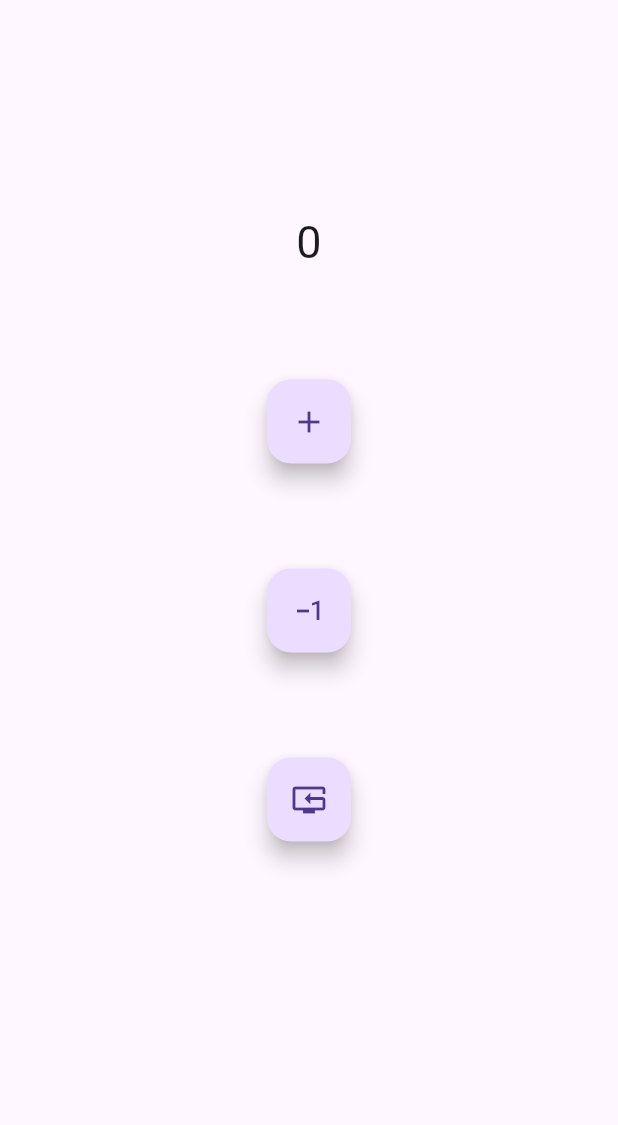
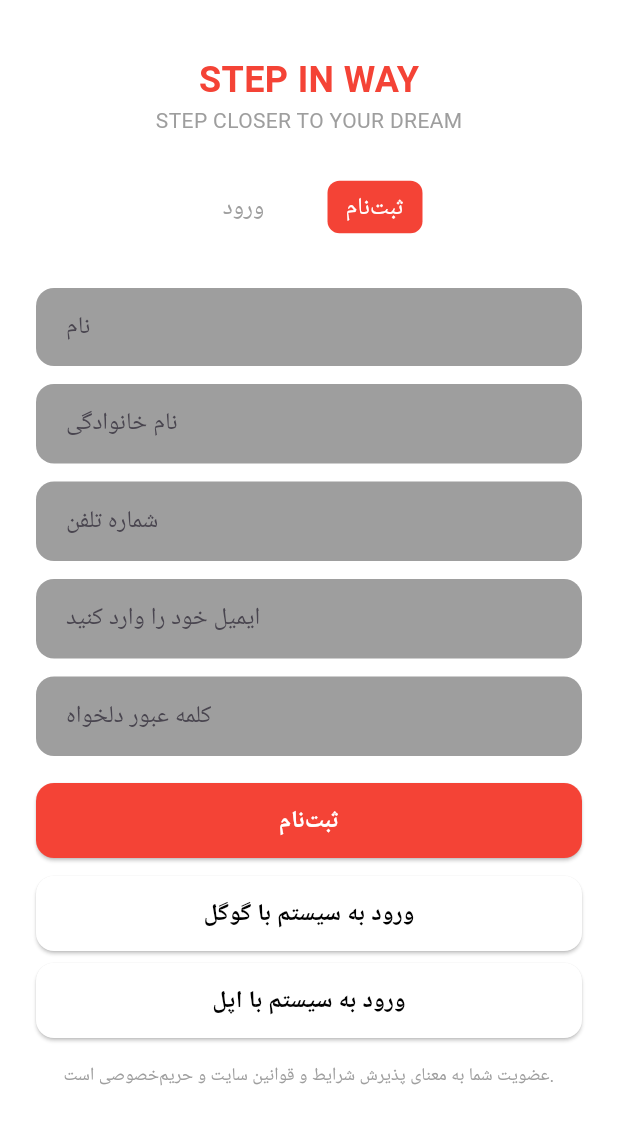
Before and after one commit to Shivahekmat/practice_app, a Flutter app: the screen it shows after launch, on a phone screen of 412 x 824 dp. Shown: the top 1125 px of the screen. Run offline on Flutter 3.47's test engine with Material 3 defaults, Android fonts, the phone set to English and light mode, and no system bars; our stand-ins replace bloc, equatable, flutter_bloc.

Commit message:
create register screen

```diff
--- a/lib/main.dart
+++ b/lib/main.dart
@@ -2,6 +2,7 @@ import 'package:flutter/material.dart';
 import 'package:flutter_bloc/flutter_bloc.dart';
 import 'package:practice_app/cubit/number_page/number_counter_cubit.dart';
 import 'package:practice_app/number_page.dart';
+import 'package:practice_app/screens/register_screen.dart';
 
 void main() {
   runApp(const MyApp());
@@ -16,7 +17,7 @@ class MyApp extends StatelessWidget {
       debugShowCheckedModeBanner: false,
       home: BlocProvider(
         create: (context) => NumberCounterCubit(),
-        child: NumberPage(),
+        child: RegisterScreen(),
       ),
     );
   }
--- /dev/null
+++ b/lib/screens/register_screen.dart
@@ -0,0 +1,116 @@
+import 'package:flutter/material.dart';
+import 'package:practice_app/widgets/custom_button.dart';
+import 'package:practice_app/widgets/custum_text_field.dart';
+
+class RegisterScreen extends StatelessWidget {
+  const RegisterScreen({super.key});
+
+  @override
+  Widget build(BuildContext context) {
+    return Scaffold(
+      backgroundColor: Colors.white,
+      body: SafeArea(
+        child: SingleChildScrollView(
+          padding: const EdgeInsets.symmetric(horizontal: 24, vertical: 16),
+          child: Column(
+            crossAxisAlignment: CrossAxisAlignment.center,
+            children: [
+              const SizedBox(height: 20),
+              // Logo + Title
+              Column(
+                children: [
+                  Text(
+                    "STEP IN WAY",
+                    style: TextStyle(
+                      color: Colors.red,
+                      fontSize: 24,
+                      fontWeight: FontWeight.bold,
+                    ),
+                  ),
+                  const Text(
+                    "STEP CLOSER TO YOUR DREAM",
+                    style: TextStyle(color: Colors.grey),
+                  ),
+                ],
+              ),
+              const SizedBox(height: 24),
+
+              // Tabs (ورود / ثبت‌نام)
+              Row(
+                mainAxisAlignment: MainAxisAlignment.center,
+                children: [
+                  TextButton(
+                    onPressed: () {},
+                    child: const Text(
+                      "ورود",
+                      style: TextStyle(fontSize: 16, color: Colors.grey),
+                    ),
+                  ),
+                  const SizedBox(width: 24),
+                  Container(
+                    padding: const EdgeInsets.symmetric(
+                      horizontal: 12,
+                      vertical: 6,
+                    ),
+                    decoration: BoxDecoration(
+                      color: Colors.red,
+                      borderRadius: BorderRadius.circular(8),
+                    ),
+                    child: const Text(
+                      "ثبت‌نام",
+                      style: TextStyle(color: Colors.white, fontSize: 16),
+                    ),
+                  ),
+                ],
+              ),
+              const SizedBox(height: 24),
+
+              // Form Fields
+              const CustomTextField(hintText: "نام"),
+              const CustomTextField(hintText: "نام خانوادگی"),
+              const CustomTextField(
+                hintText: "شماره تلفن",
+                keyboardType: TextInputType.phone,
+              ),
+              const CustomTextField(
+                hintText: "ایمیل خود را وارد کنید",
+                keyboardType: TextInputType.emailAddress,
+              ),
+              const CustomTextField(
+                hintText: "کلمه عبور دلخواه",
+                obscureText: true,
+              ),
+              const SizedBox(height: 12),
+
+              // Register Button
+              CustomButton(text: "ثبت‌نام", onPressed: () {}),
+              const SizedBox(height: 12),
+
+              // Google & Apple Buttons
+              CustomButton(
+                text: "ورود به سیستم با گوگل",
+                color: Colors.white,
+                textColor: Colors.black,
+                onPressed: () {},
+              ),
+              const SizedBox(height: 8),
+              CustomButton(
+                text: "ورود به سیستم با اپل",
+                color: Colors.white,
+                textColor: Colors.black,
+                onPressed: () {},
+              ),
+
+              const SizedBox(height: 16),
+              const Text(
+                "عضویت شما به معنای پذیرش شرایط و قوانین سایت و حریم‌خصوصی است.",
+                textAlign: TextAlign.center,
+                style: TextStyle(color: Colors.grey, fontSize: 12),
+              ),
+            ],
+          ),
+        ),
+      ),
+    );
+  }
+}
--- /dev/null
+++ b/lib/widgets/custom_button.dart
@@ -0,0 +1,41 @@
+import 'package:flutter/material.dart';
+
+class CustomButton extends StatelessWidget {
+  final String text;
+  final VoidCallback onPressed;
+  final Color? color;
+  final Color? textColor;
+
+  const CustomButton({
+    super.key,
+    required this.text,
+    required this.onPressed,
+    this.color,
+    this.textColor,
+  });
+
+  @override
+  Widget build(BuildContext context) {
+    return SizedBox(
+      width: double.infinity,
+      height: 50,
+      child: ElevatedButton(
+        style: ElevatedButton.styleFrom(
+          backgroundColor: color ?? Colors.red,
+          shape: RoundedRectangleBorder(
+            borderRadius: BorderRadius.circular(12),
+          ),
+        ),
+        onPressed: onPressed,
+        child: Text(
+          text,
+          style: TextStyle(
+            color: textColor ?? Colors.white,
+            fontWeight: FontWeight.w600,
+            fontSize: 16,
+          ),
+        ),
+      ),
+    );
+  }
+}
--- /dev/null
+++ b/lib/widgets/custum_text_field.dart
@@ -0,0 +1,38 @@
+import 'package:flutter/material.dart';
+
+class CustomTextField extends StatelessWidget {
+  final String hintText;
+  final TextInputType keyboardType;
+  final bool obscureText;
+
+  const CustomTextField({
+    super.key,
+    required this.hintText,
+    this.keyboardType = TextInputType.text,
+    this.obscureText = false,
+  });
+
+  @override
+  Widget build(BuildContext context) {
+    return Container(
+      margin: const EdgeInsets.symmetric(vertical: 6),
+      child: TextField(
+        keyboardType: keyboardType,
+        obscureText: obscureText,
+        decoration: InputDecoration(
+          hintText: hintText,
+          filled: true,
+          fillColor: Colors.grey,
+          contentPadding: const EdgeInsets.symmetric(
+            horizontal: 16,
+            vertical: 14,
+          ),
+          border: OutlineInputBorder(
+            borderRadius: BorderRadius.circular(12),
+            borderSide: BorderSide.none,
+          ),
+        ),
+      ),
+    );
+  }
+}
```
